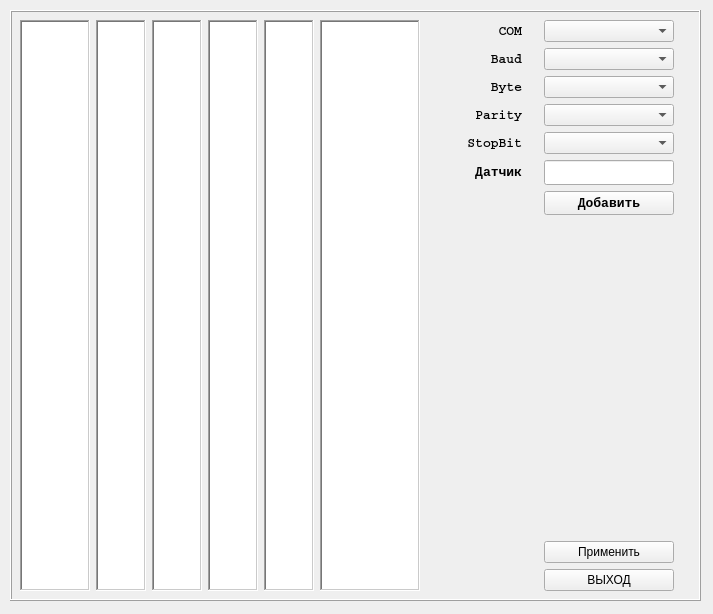
First picture: the form in PortSettings_design.ui, repository meteoaza/maint, before the edit.
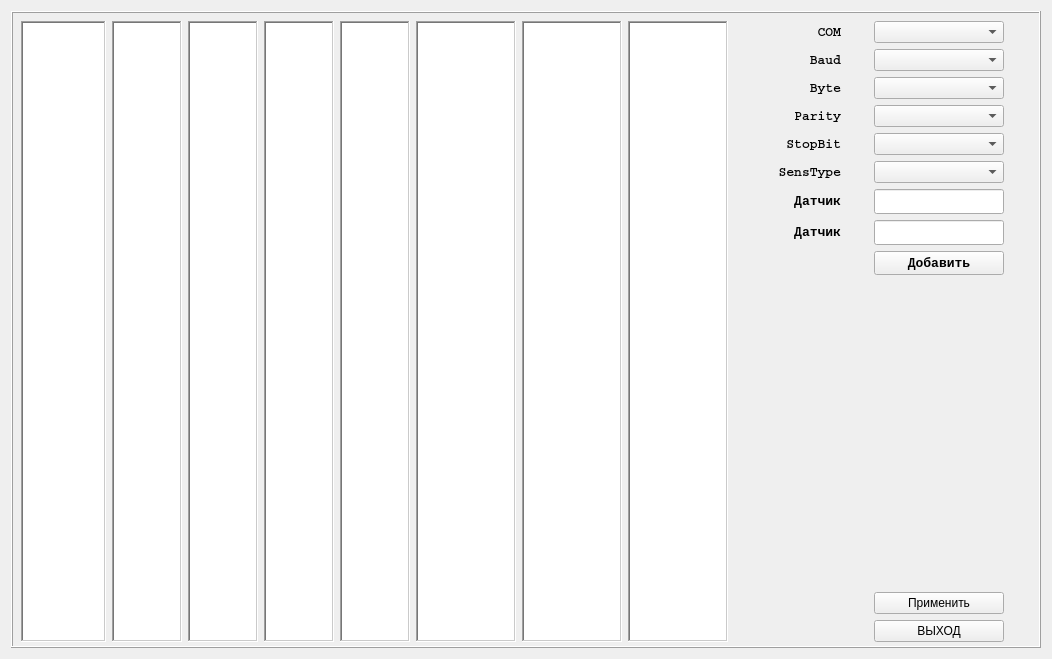
Second picture: the form after the edit.

What changed in the file:
```diff
--- a/PortSettings_design.ui
+++ b/PortSettings_design.ui
@@ -6,27 +6,21 @@
    <rect>
     <x>0</x>
     <y>0</y>
-    <width>713</width>
-    <height>614</height>
+    <width>1052</width>
+    <height>659</height>
    </rect>
   </property>
-  <property name="maximumSize">
-   <size>
-    <width>713</width>
-    <height>614</height>
-   </size>
-  </property>
   <property name="windowTitle">
    <string>PortSettings</string>
   </property>
+  <layout class="QGridLayout" name="gridLayout_3">
+   <item row="0" column="0">
   <widget class="QFrame" name="frame">
-   <property name="geometry">
-    <rect>
-     <x>10</x>
-     <y>10</y>
+     <property name="minimumSize">
+      <size>
      <width>691</width>
      <height>591</height>
-    </rect>
+      </size>
    </property>
    <property name="frameShape">
     <enum>QFrame::Box</enum>
@@ -39,11 +33,168 @@
      <rect>
       <x>10</x>
       <y>10</y>
-      <width>671</width>
-      <height>571</height>
+        <width>1011</width>
+        <height>621</height>
      </rect>
     </property>
     <layout class="QGridLayout" name="gridLayout_2">
+       <item row="0" column="5">
+        <widget class="QTextEdit" name="typeText">
+         <property name="sizePolicy">
+          <sizepolicy hsizetype="Fixed" vsizetype="Expanding">
+           <horstretch>0</horstretch>
+           <verstretch>0</verstretch>
+          </sizepolicy>
+         </property>
+         <property name="minimumSize">
+          <size>
+           <width>50</width>
+           <height>0</height>
+          </size>
+         </property>
+         <property name="maximumSize">
+          <size>
+           <width>100</width>
+           <height>16777215</height>
+          </size>
+         </property>
+         <property name="font">
+          <font>
+           <family>Arial Black</family>
+           <pointsize>10</pointsize>
+           <weight>75</weight>
+           <italic>false</italic>
+           <bold>true</bold>
+          </font>
+         </property>
+         <property name="frameShape">
+          <enum>QFrame::WinPanel</enum>
+         </property>
+         <property name="lineWrapMode">
+          <enum>QTextEdit::NoWrap</enum>
+         </property>
+         <property name="html">
+          <string>&lt;!DOCTYPE HTML PUBLIC &quot;-//W3C//DTD HTML 4.0//EN&quot; &quot;http://www.w3.org/TR/REC-html40/strict.dtd&quot;&gt;
+&lt;html&gt;&lt;head&gt;&lt;meta name=&quot;qrichtext&quot; content=&quot;1&quot; /&gt;&lt;style type=&quot;text/css&quot;&gt;
+p, li { white-space: pre-wrap; }
+&lt;/style&gt;&lt;/head&gt;&lt;body style=&quot; font-family:'Arial Black'; font-size:10pt; font-weight:600; font-style:normal;&quot;&gt;
+&lt;p style=&quot;-qt-paragraph-type:empty; margin-top:0px; margin-bottom:0px; margin-left:0px; margin-right:0px; -qt-block-indent:0; text-indent:0px; font-size:12pt;&quot;&gt;&lt;br /&gt;&lt;/p&gt;&lt;/body&gt;&lt;/html&gt;</string>
+         </property>
+         <property name="textInteractionFlags">
+          <set>Qt::NoTextInteraction</set>
+         </property>
+        </widget>
+       </item>
+       <item row="0" column="1">
+        <widget class="QTextEdit" name="baudText">
+         <property name="sizePolicy">
+          <sizepolicy hsizetype="Maximum" vsizetype="Expanding">
+           <horstretch>0</horstretch>
+           <verstretch>0</verstretch>
+          </sizepolicy>
+         </property>
+         <property name="maximumSize">
+          <size>
+           <width>70</width>
+           <height>16777215</height>
+          </size>
+         </property>
+         <property name="font">
+          <font>
+           <family>Arial Black</family>
+           <pointsize>10</pointsize>
+           <weight>75</weight>
+           <bold>true</bold>
+          </font>
+         </property>
+         <property name="frameShape">
+          <enum>QFrame::WinPanel</enum>
+         </property>
+         <property name="textInteractionFlags">
+          <set>Qt::NoTextInteraction</set>
+         </property>
+        </widget>
+       </item>
+       <item row="0" column="2">
+        <widget class="QTextEdit" name="byteText">
+         <property name="sizePolicy">
+          <sizepolicy hsizetype="Maximum" vsizetype="Expanding">
+           <horstretch>0</horstretch>
+           <verstretch>0</verstretch>
+          </sizepolicy>
+         </property>
+         <property name="maximumSize">
+          <size>
+           <width>70</width>
+           <height>16777215</height>
+          </size>
+         </property>
+         <property name="font">
+          <font>
+           <family>Arial Black</family>
+           <pointsize>10</pointsize>
+           <weight>75</weight>
+           <bold>true</bold>
+          </font>
+         </property>
+         <property name="frameShape">
+          <enum>QFrame::WinPanel</enum>
+         </property>
+         <property name="lineWrapMode">
+          <enum>QTextEdit::NoWrap</enum>
+         </property>
+         <property name="textInteractionFlags">
+          <set>Qt::NoTextInteraction</set>
+         </property>
+        </widget>
+       </item>
+       <item row="0" column="6">
+        <widget class="QTextEdit" name="sensText">
+         <property name="sizePolicy">
+          <sizepolicy hsizetype="Fixed" vsizetype="Expanding">
+           <horstretch>0</horstretch>
+           <verstretch>0</verstretch>
+          </sizepolicy>
+         </property>
+         <property name="minimumSize">
+          <size>
+           <width>50</width>
+           <height>0</height>
+          </size>
+         </property>
+         <property name="maximumSize">
+          <size>
+           <width>100</width>
+           <height>16777215</height>
+          </size>
+         </property>
+         <property name="font">
+          <font>
+           <family>Arial Black</family>
+           <pointsize>10</pointsize>
+           <weight>75</weight>
+           <italic>false</italic>
+           <bold>true</bold>
+          </font>
+         </property>
+         <property name="frameShape">
+          <enum>QFrame::WinPanel</enum>
+         </property>
+         <property name="lineWrapMode">
+          <enum>QTextEdit::NoWrap</enum>
+         </property>
+         <property name="html">
+          <string>&lt;!DOCTYPE HTML PUBLIC &quot;-//W3C//DTD HTML 4.0//EN&quot; &quot;http://www.w3.org/TR/REC-html40/strict.dtd&quot;&gt;
+&lt;html&gt;&lt;head&gt;&lt;meta name=&quot;qrichtext&quot; content=&quot;1&quot; /&gt;&lt;style type=&quot;text/css&quot;&gt;
+p, li { white-space: pre-wrap; }
+&lt;/style&gt;&lt;/head&gt;&lt;body style=&quot; font-family:'Arial Black'; font-size:10pt; font-weight:600; font-style:normal;&quot;&gt;
+&lt;p style=&quot;-qt-paragraph-type:empty; margin-top:0px; margin-bottom:0px; margin-left:0px; margin-right:0px; -qt-block-indent:0; text-indent:0px; font-size:12pt;&quot;&gt;&lt;br /&gt;&lt;/p&gt;&lt;/body&gt;&lt;/html&gt;</string>
+         </property>
+         <property name="textInteractionFlags">
+          <set>Qt::NoTextInteraction</set>
+         </property>
+        </widget>
+       </item>
      <item row="0" column="0">
       <widget class="QTextEdit" name="comText">
        <property name="sizePolicy">
@@ -54,7 +205,7 @@
        </property>
        <property name="minimumSize">
         <size>
-         <width>60</width>
+           <width>85</width>
          <height>0</height>
         </size>
        </property>
@@ -90,7 +241,7 @@
        </property>
        <property name="maximumSize">
         <size>
-         <width>50</width>
+           <width>70</width>
          <height>16777215</height>
         </size>
        </property>
@@ -123,7 +274,7 @@
        </property>
        <property name="maximumSize">
         <size>
-         <width>50</width>
+           <width>70</width>
          <height>16777215</height>
         </size>
        </property>
@@ -146,119 +297,68 @@
        </property>
       </widget>
      </item>
-     <item row="0" column="1">
-      <widget class="QTextEdit" name="baudText">
-       <property name="sizePolicy">
-        <sizepolicy hsizetype="Maximum" vsizetype="Expanding">
-         <horstretch>0</horstretch>
-         <verstretch>0</verstretch>
-        </sizepolicy>
-       </property>
-       <property name="maximumSize">
-        <size>
-         <width>50</width>
-         <height>16777215</height>
-        </size>
-       </property>
-       <property name="font">
-        <font>
-         <family>Arial Black</family>
-         <pointsize>10</pointsize>
-         <weight>75</weight>
-         <bold>true</bold>
-        </font>
-       </property>
-       <property name="frameShape">
-        <enum>QFrame::WinPanel</enum>
-       </property>
-       <property name="textInteractionFlags">
-        <set>Qt::NoTextInteraction</set>
-       </property>
-      </widget>
-     </item>
-     <item row="0" column="5">
-      <widget class="QTextEdit" name="sensText">
-       <property name="sizePolicy">
-        <sizepolicy hsizetype="Fixed" vsizetype="Expanding">
-         <horstretch>0</horstretch>
-         <verstretch>0</verstretch>
-        </sizepolicy>
-       </property>
-       <property name="minimumSize">
-        <size>
-         <width>50</width>
-         <height>0</height>
-        </size>
-       </property>
-       <property name="maximumSize">
-        <size>
-         <width>100</width>
-         <height>16777215</height>
-        </size>
-       </property>
-       <property name="font">
-        <font>
-         <family>Arial Black</family>
-         <pointsize>10</pointsize>
-         <weight>75</weight>
-         <italic>false</italic>
-         <bold>true</bold>
-        </font>
-       </property>
-       <property name="frameShape">
-        <enum>QFrame::WinPanel</enum>
-       </property>
-       <property name="lineWrapMode">
-        <enum>QTextEdit::NoWrap</enum>
-       </property>
-       <property name="html">
-        <string>&lt;!DOCTYPE HTML PUBLIC &quot;-//W3C//DTD HTML 4.0//EN&quot; &quot;http://www.w3.org/TR/REC-html40/strict.dtd&quot;&gt;
-&lt;html&gt;&lt;head&gt;&lt;meta name=&quot;qrichtext&quot; content=&quot;1&quot; /&gt;&lt;style type=&quot;text/css&quot;&gt;
-p, li { white-space: pre-wrap; }
-&lt;/style&gt;&lt;/head&gt;&lt;body style=&quot; font-family:'Arial Black'; font-size:10pt; font-weight:600; font-style:normal;&quot;&gt;
-&lt;p style=&quot;-qt-paragraph-type:empty; margin-top:0px; margin-bottom:0px; margin-left:0px; margin-right:0px; -qt-block-indent:0; text-indent:0px; font-size:12pt;&quot;&gt;&lt;br /&gt;&lt;/p&gt;&lt;/body&gt;&lt;/html&gt;</string>
-       </property>
-       <property name="textInteractionFlags">
-        <set>Qt::NoTextInteraction</set>
-       </property>
-      </widget>
-     </item>
-     <item row="0" column="2">
-      <widget class="QTextEdit" name="byteText">
-       <property name="sizePolicy">
-        <sizepolicy hsizetype="Maximum" vsizetype="Expanding">
-         <horstretch>0</horstretch>
-         <verstretch>0</verstretch>
-        </sizepolicy>
-       </property>
-       <property name="maximumSize">
-        <size>
-         <width>50</width>
-         <height>16777215</height>
-        </size>
-       </property>
-       <property name="font">
-        <font>
-         <family>Arial Black</family>
-         <pointsize>10</pointsize>
-         <weight>75</weight>
-         <bold>true</bold>
-        </font>
-       </property>
-       <property name="frameShape">
-        <enum>QFrame::WinPanel</enum>
-       </property>
-       <property name="lineWrapMode">
-        <enum>QTextEdit::NoWrap</enum>
-       </property>
-       <property name="textInteractionFlags">
-        <set>Qt::NoTextInteraction</set>
-       </property>
-      </widget>
-     </item>
-     <item row="0" column="6" colspan="2">
+       <item row="0" column="8" colspan="2">
       <layout class="QGridLayout" name="gridLayout">
-       <item row="11" column="1">
+         <item row="2" column="1">
+          <widget class="QComboBox" name="bytesizeBox">
+           <property name="sizePolicy">
+            <sizepolicy hsizetype="Maximum" vsizetype="Fixed">
+             <horstretch>0</horstretch>
+             <verstretch>0</verstretch>
+            </sizepolicy>
+           </property>
+           <property name="minimumSize">
+            <size>
+             <width>130</width>
+             <height>0</height>
+            </size>
+           </property>
+          </widget>
+         </item>
+         <item row="1" column="0">
+          <widget class="QLabel" name="label_3">
+           <property name="sizePolicy">
+            <sizepolicy hsizetype="Maximum" vsizetype="Fixed">
+             <horstretch>0</horstretch>
+             <verstretch>0</verstretch>
+            </sizepolicy>
+           </property>
+           <property name="minimumSize">
+            <size>
+             <width>80</width>
+             <height>0</height>
+            </size>
+           </property>
+           <property name="font">
+            <font>
+             <family>Courier</family>
+             <pointsize>10</pointsize>
+             <weight>75</weight>
+             <bold>true</bold>
+            </font>
+           </property>
+           <property name="text">
+            <string>Baud</string>
+           </property>
+           <property name="alignment">
+            <set>Qt::AlignRight|Qt::AlignTrailing|Qt::AlignVCenter</set>
+           </property>
+          </widget>
+         </item>
+         <item row="9" column="1">
+          <spacer name="verticalSpacer">
+           <property name="orientation">
+            <enum>Qt::Vertical</enum>
+           </property>
+           <property name="sizeHint" stdset="0">
+            <size>
+             <width>5</width>
+             <height>5</height>
+            </size>
+           </property>
+          </spacer>
+         </item>
+         <item row="12" column="1">
         <widget class="QPushButton" name="applyButton">
          <property name="sizePolicy">
           <sizepolicy hsizetype="Maximum" vsizetype="Fixed">
@@ -277,18 +377,21 @@
          </property>
         </widget>
        </item>
-       <item row="8" column="1">
-        <spacer name="verticalSpacer">
-         <property name="orientation">
-          <enum>Qt::Vertical</enum>
-         </property>
-         <property name="sizeHint" stdset="0">
+         <item row="1" column="1">
+          <widget class="QComboBox" name="baudBox">
+           <property name="sizePolicy">
+            <sizepolicy hsizetype="Maximum" vsizetype="Fixed">
+             <horstretch>0</horstretch>
+             <verstretch>0</verstretch>
+            </sizepolicy>
+           </property>
+           <property name="minimumSize">
           <size>
-           <width>5</width>
-           <height>5</height>
-          </size>
-         </property>
-        </spacer>
+             <width>130</width>
+             <height>0</height>
+            </size>
+           </property>
+          </widget>
        </item>
        <item row="0" column="0">
         <widget class="QLabel" name="label">
@@ -336,22 +439,6 @@
          </property>
         </widget>
        </item>
-       <item row="1" column="1">
-        <widget class="QComboBox" name="baudBox">
-         <property name="sizePolicy">
-          <sizepolicy hsizetype="Maximum" vsizetype="Fixed">
-           <horstretch>0</horstretch>
-           <verstretch>0</verstretch>
-          </sizepolicy>
-         </property>
-         <property name="minimumSize">
-          <size>
-           <width>130</width>
-           <height>0</height>
-          </size>
-         </property>
-        </widget>
-       </item>
        <item row="2" column="0">
         <widget class="QLabel" name="label_4">
          <property name="sizePolicy">
@@ -382,114 +469,8 @@
          </property>
         </widget>
        </item>
-       <item row="1" column="0">
-        <widget class="QLabel" name="label_3">
-         <property name="sizePolicy">
-          <sizepolicy hsizetype="Maximum" vsizetype="Fixed">
-           <horstretch>0</horstretch>
-           <verstretch>0</verstretch>
-          </sizepolicy>
-         </property>
-         <property name="minimumSize">
-          <size>
-           <width>80</width>
-           <height>0</height>
-          </size>
-         </property>
-         <property name="font">
-          <font>
-           <family>Courier</family>
-           <pointsize>10</pointsize>
-           <weight>75</weight>
-           <bold>true</bold>
-          </font>
-         </property>
-         <property name="text">
-          <string>Baud</string>
-         </property>
-         <property name="alignment">
-          <set>Qt::AlignRight|Qt::AlignTrailing|Qt::AlignVCenter</set>
-         </property>
-        </widget>
-       </item>
-       <item row="2" column="1">
-        <widget class="QComboBox" name="bytesizeBox">
-         <property name="sizePolicy">
-          <sizepolicy hsizetype="Maximum" vsizetype="Fixed">
-           <horstretch>0</horstretch>
-           <verstretch>0</verstretch>
-          </sizepolicy>
-         </property>
-         <property name="minimumSize">
-          <size>
-           <width>130</width>
-           <height>0</height>
-          </size>
-         </property>
-        </widget>
-       </item>
-       <item row="4" column="0">
-        <widget class="QLabel" name="label_6">
-         <property name="sizePolicy">
-          <sizepolicy hsizetype="Maximum" vsizetype="Fixed">
-           <horstretch>0</horstretch>
-           <verstretch>0</verstretch>
-          </sizepolicy>
-         </property>
-         <property name="minimumSize">
-          <size>
-           <width>80</width>
-           <height>0</height>
-          </size>
-         </property>
-         <property name="font">
-          <font>
-           <family>Courier</family>
-           <pointsize>10</pointsize>
-           <weight>75</weight>
-           <bold>true</bold>
-          </font>
-         </property>
-         <property name="text">
-          <string>StopBit</string>
-         </property>
-         <property name="alignment">
-          <set>Qt::AlignRight|Qt::AlignTrailing|Qt::AlignVCenter</set>
-         </property>
-        </widget>
-       </item>
-       <item row="5" column="0">
-        <widget class="QLabel" name="label_2">
-         <property name="sizePolicy">
-          <sizepolicy hsizetype="Maximum" vsizetype="Fixed">
-           <horstretch>0</horstretch>
-           <verstretch>0</verstretch>
-          </sizepolicy>
-         </property>
-         <property name="minimumSize">
-          <size>
-           <width>80</width>
-           <height>0</height>
-          </size>
-         </property>
-         <property name="font">
-          <font>
-           <family>Courier</family>
-           <pointsize>10</pointsize>
-           <weight>75</weight>
-           <bold>true</bold>
-          </font>
-         </property>
-         <property name="text">
-          <string>Датчик</string>
-         </property>
-         <property name="alignment">
-          <set>Qt::AlignRight|Qt::AlignTrailing|Qt::AlignVCenter</set>
-         </property>
-        </widget>
-       </item>
-       <item row="5" column="1">
-        <widget class="QLineEdit" name="sensEdit">
+         <item row="7" column="1">
+          <widget class="QLineEdit" name="sensEdit_2">
          <property name="sizePolicy">
           <sizepolicy hsizetype="Maximum" vsizetype="Fixed">
            <horstretch>0</horstretch>
@@ -510,6 +491,33 @@
          </property>
         </widget>
        </item>
+         <item row="8" column="1">
+          <widget class="QPushButton" name="addButton">
+           <property name="sizePolicy">
+            <sizepolicy hsizetype="Maximum" vsizetype="Fixed">
+             <horstretch>0</horstretch>
+             <verstretch>0</verstretch>
+            </sizepolicy>
+           </property>
+           <property name="minimumSize">
+            <size>
+             <width>130</width>
+             <height>0</height>
+            </size>
+           </property>
+           <property name="font">
+            <font>
+             <family>Courier</family>
+             <pointsize>10</pointsize>
+             <weight>75</weight>
+             <bold>true</bold>
+            </font>
+           </property>
+           <property name="text">
+            <string>Добавить</string>
+           </property>
+          </widget>
+         </item>
        <item row="4" column="1">
         <widget class="QComboBox" name="stopbitsBox">
          <property name="sizePolicy">
@@ -542,6 +550,88 @@
          </property>
         </widget>
        </item>
+         <item row="6" column="1">
+          <widget class="QLineEdit" name="sensEdit">
+           <property name="sizePolicy">
+            <sizepolicy hsizetype="Maximum" vsizetype="Fixed">
+             <horstretch>0</horstretch>
+             <verstretch>0</verstretch>
+            </sizepolicy>
+           </property>
+           <property name="minimumSize">
+            <size>
+             <width>100</width>
+             <height>25</height>
+            </size>
+           </property>
+           <property name="maximumSize">
+            <size>
+             <width>130</width>
+             <height>16777215</height>
+            </size>
+           </property>
+          </widget>
+         </item>
+         <item row="4" column="0">
+          <widget class="QLabel" name="label_6">
+           <property name="sizePolicy">
+            <sizepolicy hsizetype="Maximum" vsizetype="Fixed">
+             <horstretch>0</horstretch>
+             <verstretch>0</verstretch>
+            </sizepolicy>
+           </property>
+           <property name="minimumSize">
+            <size>
+             <width>80</width>
+             <height>0</height>
+            </size>
+           </property>
+           <property name="font">
+            <font>
+             <family>Courier</family>
+             <pointsize>10</pointsize>
+             <weight>75</weight>
+             <bold>true</bold>
+            </font>
+           </property>
+           <property name="text">
+            <string>StopBit</string>
+           </property>
+           <property name="alignment">
+            <set>Qt::AlignRight|Qt::AlignTrailing|Qt::AlignVCenter</set>
+           </property>
+          </widget>
+         </item>
+         <item row="6" column="0">
+          <widget class="QLabel" name="label_2">
+           <property name="sizePolicy">
+            <sizepolicy hsizetype="Maximum" vsizetype="Fixed">
+             <horstretch>0</horstretch>
+             <verstretch>0</verstretch>
+            </sizepolicy>
+           </property>
+           <property name="minimumSize">
+            <size>
+             <width>80</width>
+             <height>0</height>
+            </size>
+           </property>
+           <property name="font">
+            <font>
+             <family>Courier</family>
+             <pointsize>10</pointsize>
+             <weight>75</weight>
+             <bold>true</bold>
+            </font>
+           </property>
+           <property name="text">
+            <string>Датчик</string>
+           </property>
+           <property name="alignment">
+            <set>Qt::AlignRight|Qt::AlignTrailing|Qt::AlignVCenter</set>
+           </property>
+          </widget>
+         </item>
        <item row="3" column="0">
         <widget class="QLabel" name="label_5">
          <property name="sizePolicy">
@@ -572,7 +662,20 @@
          </property>
         </widget>
        </item>
-       <item row="12" column="1">
+         <item row="11" column="1">
+          <spacer name="verticalSpacer_2">
+           <property name="orientation">
+            <enum>Qt::Vertical</enum>
+           </property>
+           <property name="sizeHint" stdset="0">
+            <size>
+             <width>5</width>
+             <height>5</height>
+            </size>
+           </property>
+          </spacer>
+         </item>
+         <item row="13" column="1">
         <widget class="QPushButton" name="extButton">
          <property name="sizePolicy">
           <sizepolicy hsizetype="Maximum" vsizetype="Fixed">
@@ -591,8 +694,38 @@
          </property>
         </widget>
        </item>
-       <item row="6" column="1">
-        <widget class="QPushButton" name="addButton">
+         <item row="7" column="0">
+          <widget class="QLabel" name="label_7">
+           <property name="sizePolicy">
+            <sizepolicy hsizetype="Maximum" vsizetype="Fixed">
+             <horstretch>0</horstretch>
+             <verstretch>0</verstretch>
+            </sizepolicy>
+           </property>
+           <property name="minimumSize">
+            <size>
+             <width>80</width>
+             <height>0</height>
+            </size>
+           </property>
+           <property name="font">
+            <font>
+             <family>Courier</family>
+             <pointsize>10</pointsize>
+             <weight>75</weight>
+             <bold>true</bold>
+            </font>
+           </property>
+           <property name="text">
+            <string>Датчик</string>
+           </property>
+           <property name="alignment">
+            <set>Qt::AlignRight|Qt::AlignTrailing|Qt::AlignVCenter</set>
+           </property>
+          </widget>
+         </item>
+         <item row="5" column="1">
+          <widget class="QComboBox" name="typeBox">
          <property name="sizePolicy">
           <sizepolicy hsizetype="Maximum" vsizetype="Fixed">
            <horstretch>0</horstretch>
@@ -605,6 +738,22 @@
            <height>0</height>
           </size>
          </property>
+          </widget>
+         </item>
+         <item row="5" column="0">
+          <widget class="QLabel" name="label_8">
+           <property name="sizePolicy">
+            <sizepolicy hsizetype="Maximum" vsizetype="Fixed">
+             <horstretch>0</horstretch>
+             <verstretch>0</verstretch>
+            </sizepolicy>
+           </property>
+           <property name="minimumSize">
+            <size>
+             <width>80</width>
+             <height>0</height>
+            </size>
+           </property>
          <property name="font">
           <font>
            <family>Courier</family>
@@ -614,28 +763,67 @@
           </font>
          </property>
          <property name="text">
-          <string>Добавить</string>
-         </property>
-        </widget>
-       </item>
-       <item row="10" column="1">
-        <spacer name="verticalSpacer_2">
-         <property name="orientation">
-          <enum>Qt::Vertical</enum>
+            <string>SensType</string>
+           </property>
+           <property name="alignment">
+            <set>Qt::AlignRight|Qt::AlignTrailing|Qt::AlignVCenter</set>
+           </property>
+          </widget>
+         </item>
+        </layout>
+       </item>
+       <item row="0" column="7">
+        <widget class="QTextEdit" name="sensText_2">
+         <property name="sizePolicy">
+          <sizepolicy hsizetype="Fixed" vsizetype="Expanding">
+           <horstretch>0</horstretch>
+           <verstretch>0</verstretch>
+          </sizepolicy>
          </property>
-         <property name="sizeHint" stdset="0">
+         <property name="minimumSize">
           <size>
-           <width>5</width>
-           <height>5</height>
+           <width>50</width>
+           <height>0</height>
           </size>
          </property>
-        </spacer>
+         <property name="maximumSize">
+          <size>
+           <width>100</width>
+           <height>16777215</height>
+          </size>
+         </property>
+         <property name="font">
+          <font>
+           <family>Arial Black</family>
+           <pointsize>10</pointsize>
+           <weight>75</weight>
+           <italic>false</italic>
+           <bold>true</bold>
+          </font>
+         </property>
+         <property name="frameShape">
+          <enum>QFrame::WinPanel</enum>
+         </property>
+         <property name="lineWrapMode">
+          <enum>QTextEdit::NoWrap</enum>
+         </property>
+         <property name="html">
+          <string>&lt;!DOCTYPE HTML PUBLIC &quot;-//W3C//DTD HTML 4.0//EN&quot; &quot;http://www.w3.org/TR/REC-html40/strict.dtd&quot;&gt;
+&lt;html&gt;&lt;head&gt;&lt;meta name=&quot;qrichtext&quot; content=&quot;1&quot; /&gt;&lt;style type=&quot;text/css&quot;&gt;
+p, li { white-space: pre-wrap; }
+&lt;/style&gt;&lt;/head&gt;&lt;body style=&quot; font-family:'Arial Black'; font-size:10pt; font-weight:600; font-style:normal;&quot;&gt;
+&lt;p style=&quot;-qt-paragraph-type:empty; margin-top:0px; margin-bottom:0px; margin-left:0px; margin-right:0px; -qt-block-indent:0; text-indent:0px; font-size:12pt;&quot;&gt;&lt;br /&gt;&lt;/p&gt;&lt;/body&gt;&lt;/html&gt;</string>
+         </property>
+         <property name="textInteractionFlags">
+          <set>Qt::NoTextInteraction</set>
+         </property>
+        </widget>
        </item>
       </layout>
-     </item>
-    </layout>
-   </widget>
-  </widget>
+     </widget>
+    </widget>
+   </item>
+  </layout>
  </widget>
  <resources/>
  <connections/>
```
Lines whose indentation alone changed are shown as unchanged.
